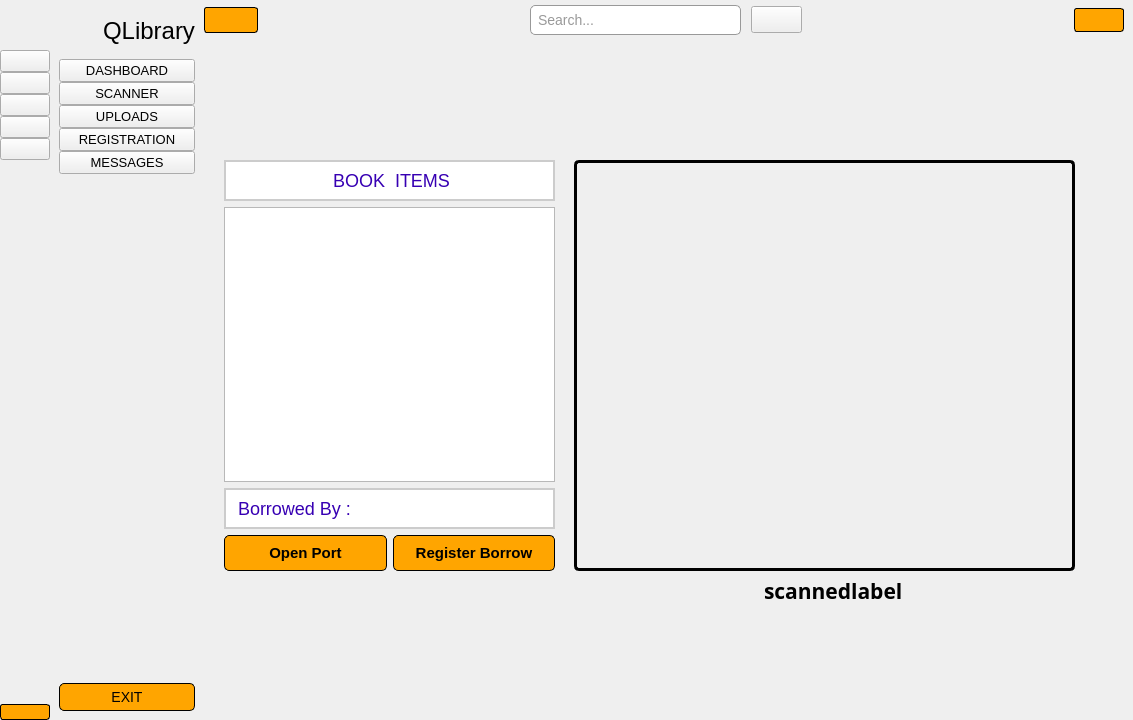
Before: the Qt Designer form sidebar.ui in AsifCantCode/QLibrary, drawn with Qt 5.
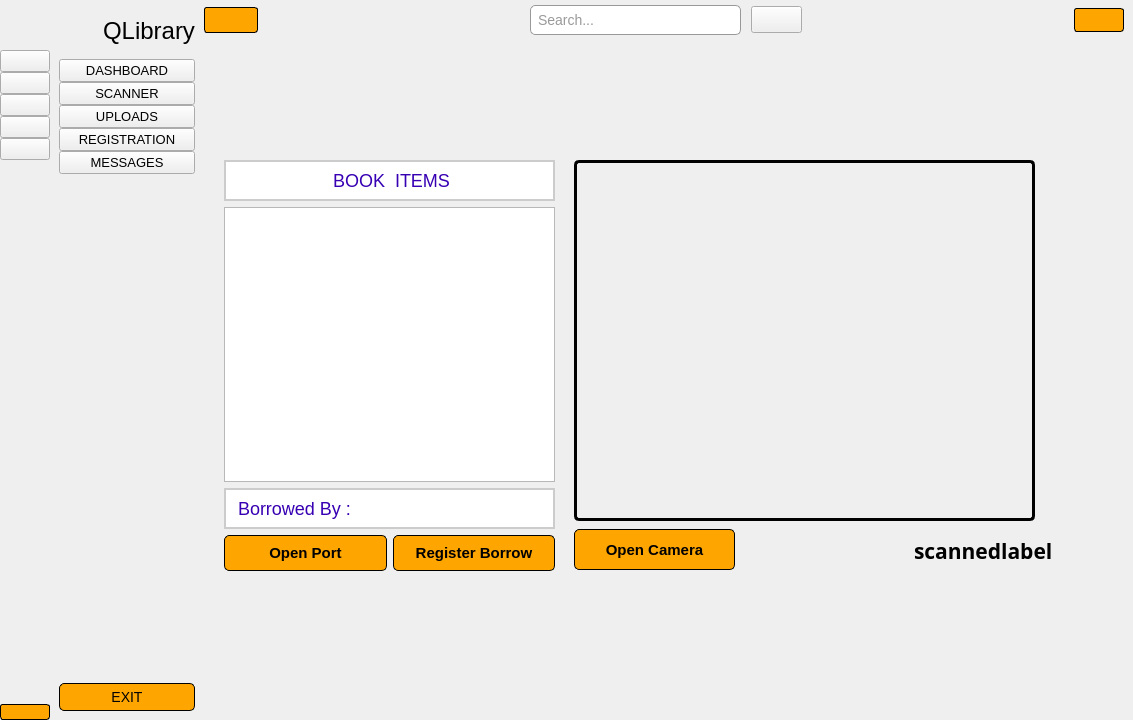
After: the same form once the commit is applied. The open tabs and pages were chosen to show the change. Icons and pictures are not drawn.

Patch:
```diff
--- a/sidebar.ui
+++ b/sidebar.ui
@@ -1352,8 +1352,8 @@
             <rect>
              <x>370</x>
              <y>120</y>
-             <width>501</width>
-             <height>411</height>
+             <width>461</width>
+             <height>361</height>
             </rect>
            </property>
            <property name="font">
@@ -1374,8 +1374,8 @@
           <widget class="QLabel" name="scannedlabel">
            <property name="geometry">
             <rect>
-             <x>560</x>
-             <y>530</y>
+             <x>710</x>
+             <y>490</y>
              <width>171</width>
              <height>41</height>
             </rect>
@@ -1395,8 +1395,8 @@
           <widget class="QLabel" name="loadingLabel">
            <property name="geometry">
             <rect>
-             <x>570</x>
-             <y>260</y>
+             <x>550</x>
+             <y>250</y>
              <width>101</width>
              <height>111</height>
             </rect>
@@ -1408,6 +1408,49 @@
             <string/>
            </property>
           </widget>
+          <widget class="QPushButton" name="camerabutton">
+           <property name="geometry">
+            <rect>
+             <x>370</x>
+             <y>489</y>
+             <width>161</width>
+             <height>41</height>
+            </rect>
+           </property>
+           <property name="font">
+            <font>
+             <pointsize>-1</pointsize>
+             <weight>62</weight>
+             <bold>true</bold>
+            </font>
+           </property>
+           <property name="styleSheet">
+            <string notr="true">/* Style for QPushButton */
+QPushButton {
+    background-color: #FFA500; /* Orange background color */
+    color: #000000; /* Black text color */
+    border: 1px solid #000000; /* Black border */
+    border-radius: 5px; /* Rounded corners */
+    padding: 8px 10px; /* Padding around the button text */
+	font-size: 15px;
+	font-weight: 500;
+}
+
+/* QPushButton when hovered */
+QPushButton:hover {
+    background-color: #FFD700; /* Lighter orange on hover */
+}
+</string>
+           </property>
+           <property name="text">
+            <string>Open Camera</string>
+           </property>
+          </widget>
+          <zorder>verticalLayoutWidget_2</zorder>
+          <zorder>scannedlabel</zorder>
+          <zorder>loadingLabel</zorder>
+          <zorder>camerabutton</zorder>
+          <zorder>image_label</zorder>
          </widget>
          <widget class="QWidget" name="page_3">
           <widget class="QWidget" name="verticalLayoutWidget">
```
Left out of the diff: 6 changed lines with no effect on the pictures.
